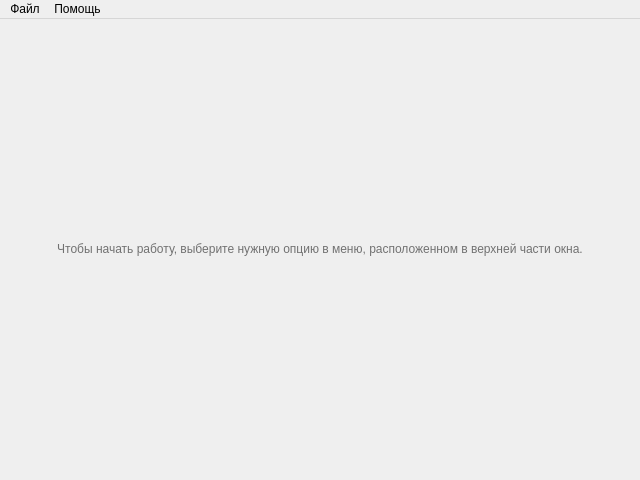
The window that frontend/PsyTest/mainwindow.ui (TEXH4Pb/PsyTest) describes before a commit, drawn with Qt 5.
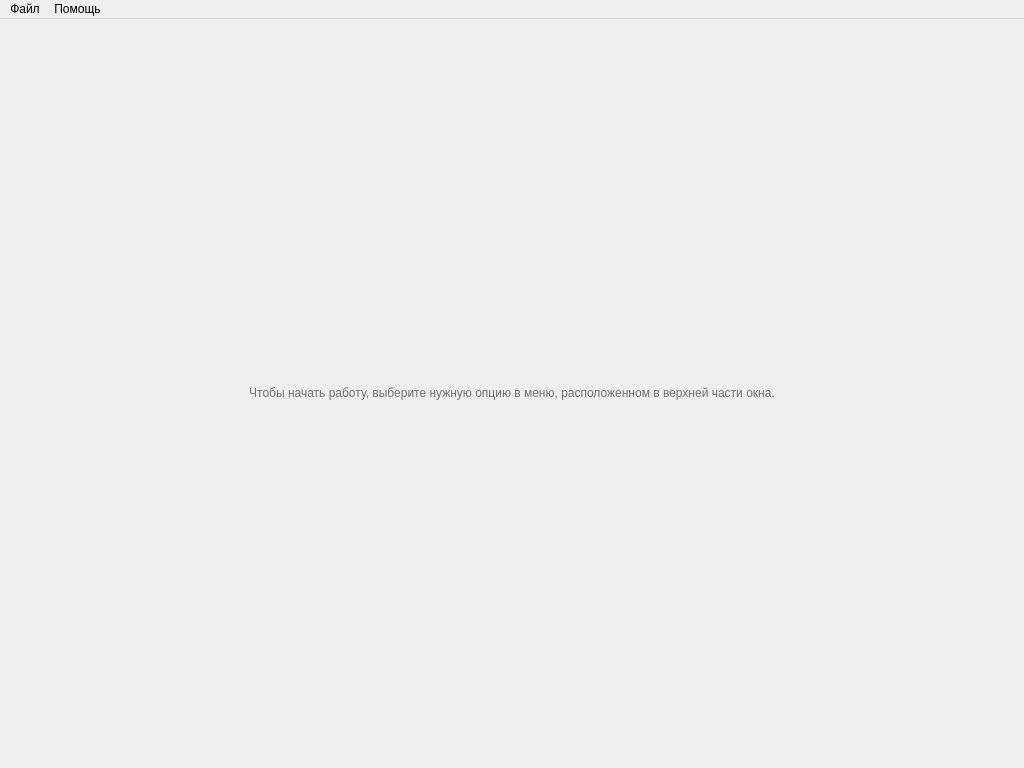
The same window after the commit. Icons and pictures are not drawn.

```diff
--- a/frontend/PsyTest/mainwindow.ui
+++ b/frontend/PsyTest/mainwindow.ui
@@ -6,8 +6,8 @@
    <rect>
     <x>0</x>
     <y>0</y>
-    <width>640</width>
-    <height>480</height>
+    <width>1024</width>
+    <height>768</height>
    </rect>
   </property>
   <property name="minimumSize">
@@ -57,7 +57,7 @@
     <rect>
      <x>0</x>
      <y>0</y>
-     <width>640</width>
+     <width>1024</width>
      <height>25</height>
     </rect>
    </property>
```
Left out of the diff: 6 changed lines with no effect on the pictures.
